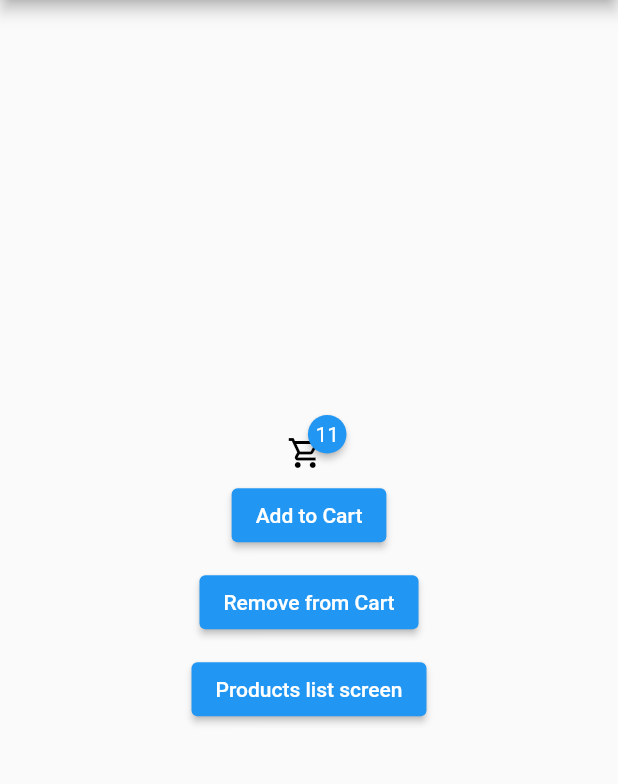
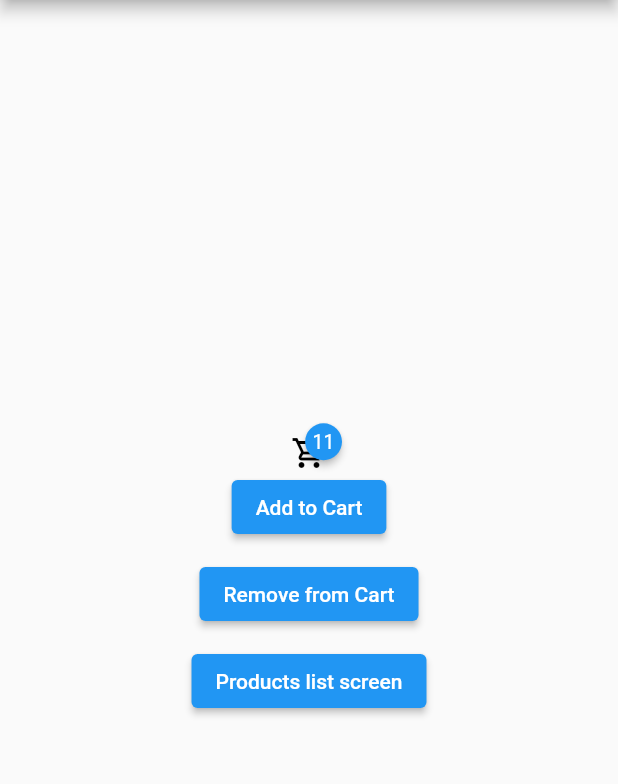
Before and after one commit to Dharini17/flexi_cart_updater, a Flutter app: the screen it shows after launch, after a tap on "Add to Cart", on a phone screen of 412 x 824 dp, the part 84-868 px from its top. Run offline on Flutter 3.47's test engine with Material 2 defaults, Android fonts, the phone set to English and light mode, and no system bars; drawn by our look-alikes of badges.

Commit message:
06 march

```diff
--- a/example/lib/main.dart
+++ b/example/lib/main.dart
@@ -21,6 +21,7 @@ class MyApp extends StatelessWidget {
   Widget build(BuildContext context) {
 
     return MaterialApp(
+      debugShowCheckedModeBanner: false,
       title: 'flexi_cart_updater',
       theme: ThemeData(
         primarySwatch: Colors.blue,
@@ -73,6 +74,7 @@ class _MyHomePageState extends State<MyHomePage> {
             flexiCart.instance.cart(onTap: (){
 
               //redirect to your cart list screen
+              print("cart icon clicked");
 
             }),
 
--- a/example/lib/productlist.dart
+++ b/example/lib/productlist.dart
@@ -1,7 +1,6 @@
 import 'package:flexi_cart_updater/flexi_cart_updater.dart';
 import 'package:flutter/cupertino.dart';
 import 'package:flutter/material.dart';
-import 'main.dart';
 
 class productlist extends StatefulWidget {
 
@@ -32,6 +31,9 @@ class _productlistState extends State<productlist> {
         title: Text("product list"),
         actions: [
 
+         flexiCart.instance.cart(onTap: (){
+            print("cart clicked");
+          })
         ],
       ),
       body: Center(
@@ -45,6 +47,7 @@ class _productlistState extends State<productlist> {
             flexiCart.instance.cart(onTap: (){
 
               //redirect to your cart list screen
+              print("cart icon clicked");
 
             }),
 
--- a/lib/src/flexi_cart.dart
+++ b/lib/src/flexi_cart.dart
@@ -73,14 +73,56 @@ class flexiCart{//} extends StatelessWidget {
 
   Widget _buildCart(){
 
-    return Container(
-        height: 35,width: 35,
-        // alignment: Alignment.center,
-        child: valueFlexiCartController.value.flexiCartIcon
-    );
+    return valueFlexiCartController.value.flexiCartIcon!;
   }
 
   Widget cart({required Function onTap}){
+
+    return
+
+      GestureDetector(
+        onTap: (){
+          onTap();
+        },
+        child: ValueListenableBuilder(
+            valueListenable: valueFlexiCartController,
+            builder: (context, varCartValue, child) {
+              return valueFlexiCartController.value.flexiCartCount == 0 ?
+
+              _buildCart() :
+
+              Container(
+                alignment: Alignment.center,
+                child: badges.Badge(
+                  // position: badges.BadgePosition.topEnd(top: -10, end: -12),
+                    showBadge: true,
+                    ignorePointer: false,
+                    onTap: () {
+
+                      onTap();
+
+                    },
+                    badgeContent:
+                    Text("${valueFlexiCartController.value.flexiCartCount}",
+                        style: TextStyle(
+                            color: valueFlexiCartController.value
+                                .flexiBadgeForeground, //badge font color
+                            fontSize: 13 //badge font size
+                        )
+                    ),
+
+                    badgeStyle: badges.BadgeStyle(
+                      badgeColor: valueFlexiCartController.value
+                          .flexiBadgeBackground!,
+                    ),
+                    child: _buildCart()
+                ),
+              );
+            }
+        ),
+      )
+    ;
+
 
    return Padding(
       padding: EdgeInsets.only(left: 5,right: 10),
```
